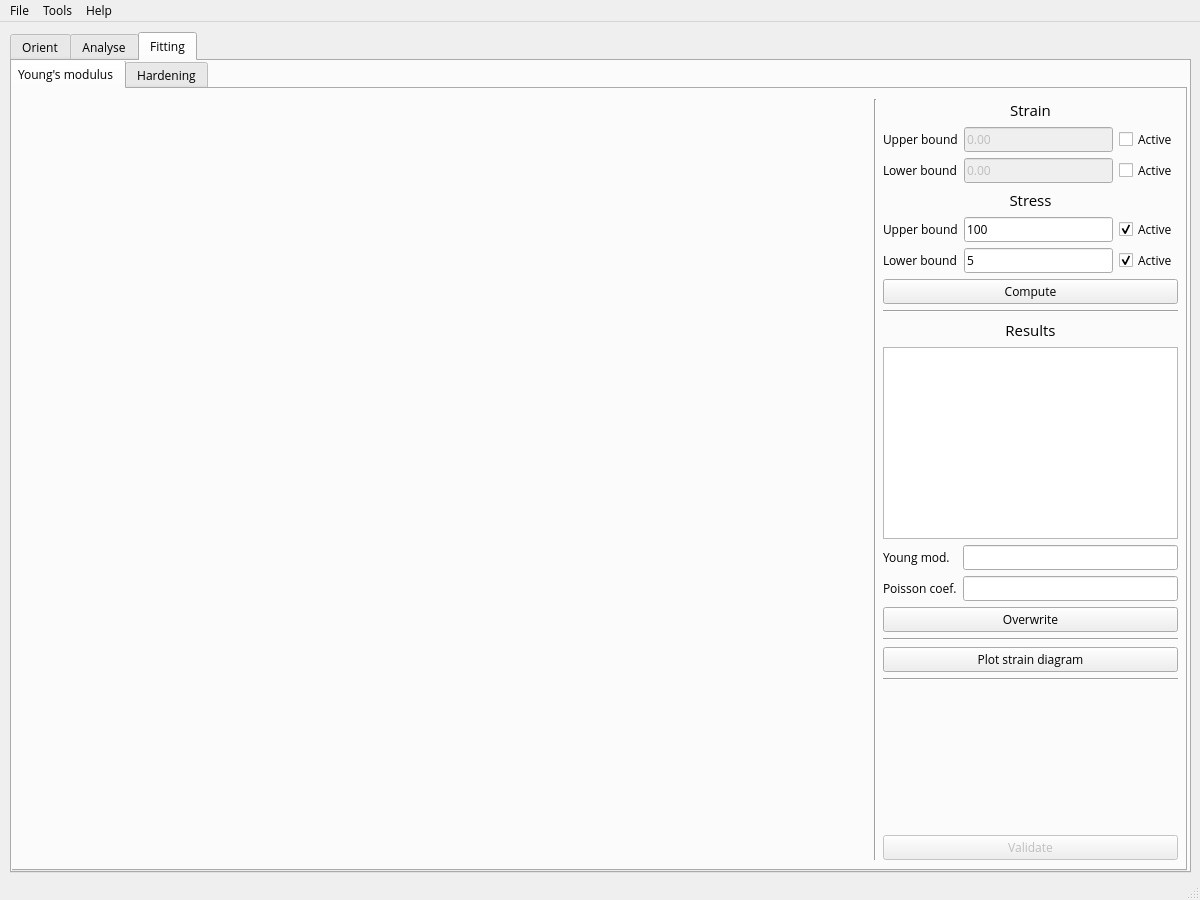
This is FlowCurveExtender/gui/mainwindow.ui in tud-if-ff/FlowCurveExtender as Qt 5 draws it before an edit. The edited form follows.
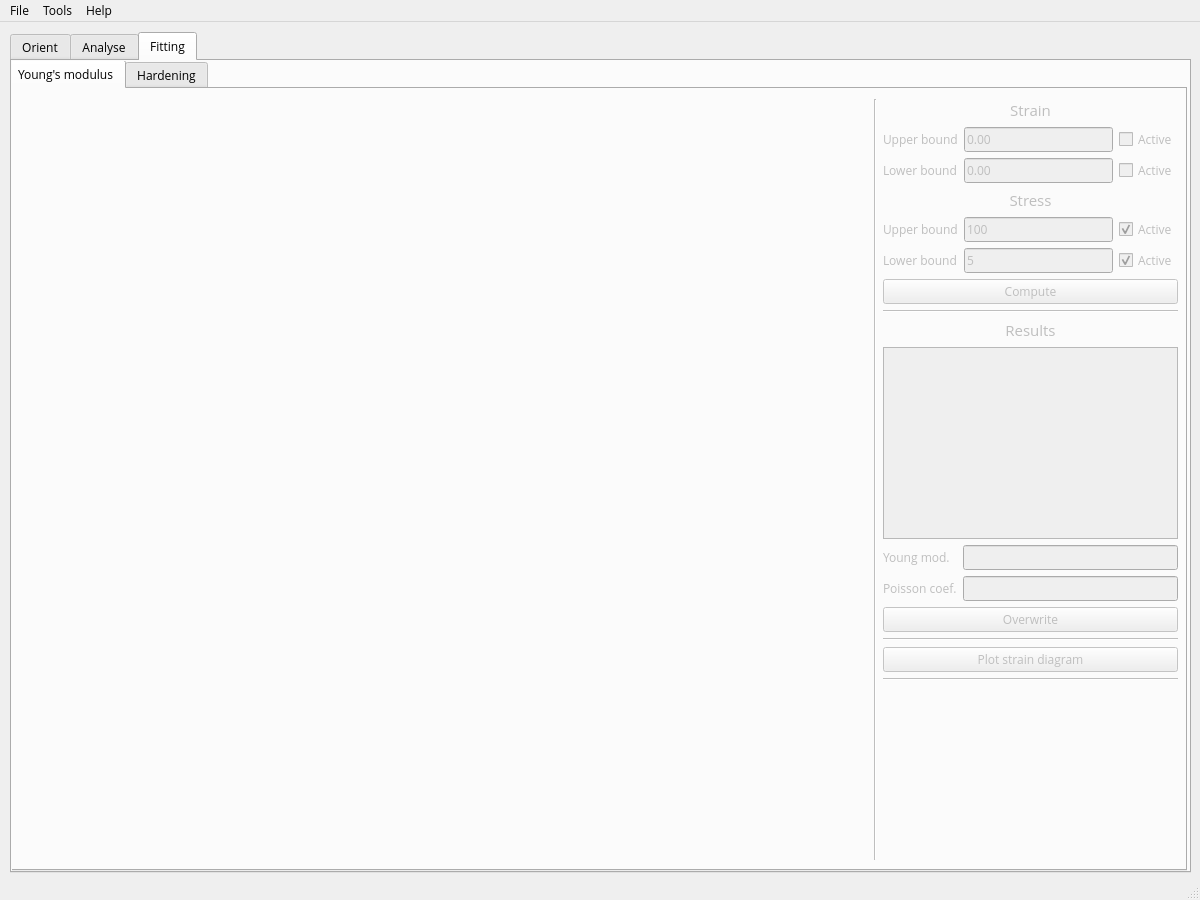
This is the edited form. The open tabs and pages were chosen to show the change. Custom widgets are drawn as their Qt base class.

Commit message: Updated tab_enabling scenario

What changed in the file:
```diff
--- a/FlowCurveExtender/gui/mainwindow.ui
+++ b/FlowCurveExtender/gui/mainwindow.ui
@@ -41,6 +41,9 @@
   </property>
   <widget class="QWidget" name="centralwidget">
    <widget class="QTabWidget" name="tabWidget">
+    <property name="enabled">
+     <bool>true</bool>
+    </property>
     <property name="geometry">
      <rect>
       <x>10</x>
@@ -912,11 +915,17 @@
       </layout>
      </widget>
     </widget>
-    <widget class="QWidget" name="tab">
+    <widget class="QWidget" name="tab_Fitting">
+     <property name="enabled">
+      <bool>true</bool>
+     </property>
      <attribute name="title">
       <string>Fitting</string>
      </attribute>
      <widget class="QTabWidget" name="tabWidget_2">
+      <property name="enabled">
+       <bool>true</bool>
+      </property>
       <property name="geometry">
        <rect>
         <x>-6</x>
@@ -929,6 +938,9 @@
        <number>0</number>
       </property>
       <widget class="QWidget" name="tab_Young">
+       <property name="enabled">
+        <bool>false</bool>
+       </property>
        <attribute name="title">
         <string>Young's modulus</string>
        </attribute>
@@ -988,7 +1000,7 @@
              <item row="0" column="2">
               <widget class="QCheckBox" name="checkBox_FY_up_strain">
                <property name="enabled">
-                <bool>true</bool>
+                <bool>false</bool>
                </property>
                <property name="maximumSize">
                 <size>
@@ -1030,7 +1042,7 @@
              <item row="2" column="2">
               <widget class="QCheckBox" name="checkBox_FY_lw_strain">
                <property name="enabled">
-                <bool>true</bool>
+                <bool>false</bool>
                </property>
                <property name="maximumSize">
                 <size>
@@ -1255,16 +1267,6 @@
              </property>
             </spacer>
            </item>
-           <item>
-            <widget class="QPushButton" name="pushButton">
-             <property name="enabled">
-              <bool>false</bool>
-             </property>
-             <property name="text">
-              <string>Validate</string>
-             </property>
-            </widget>
-           </item>
           </layout>
          </item>
         </layout>
```
Left out of the diff: 20 changed lines with no effect on the pictures. The commit also changes 2 other files.
